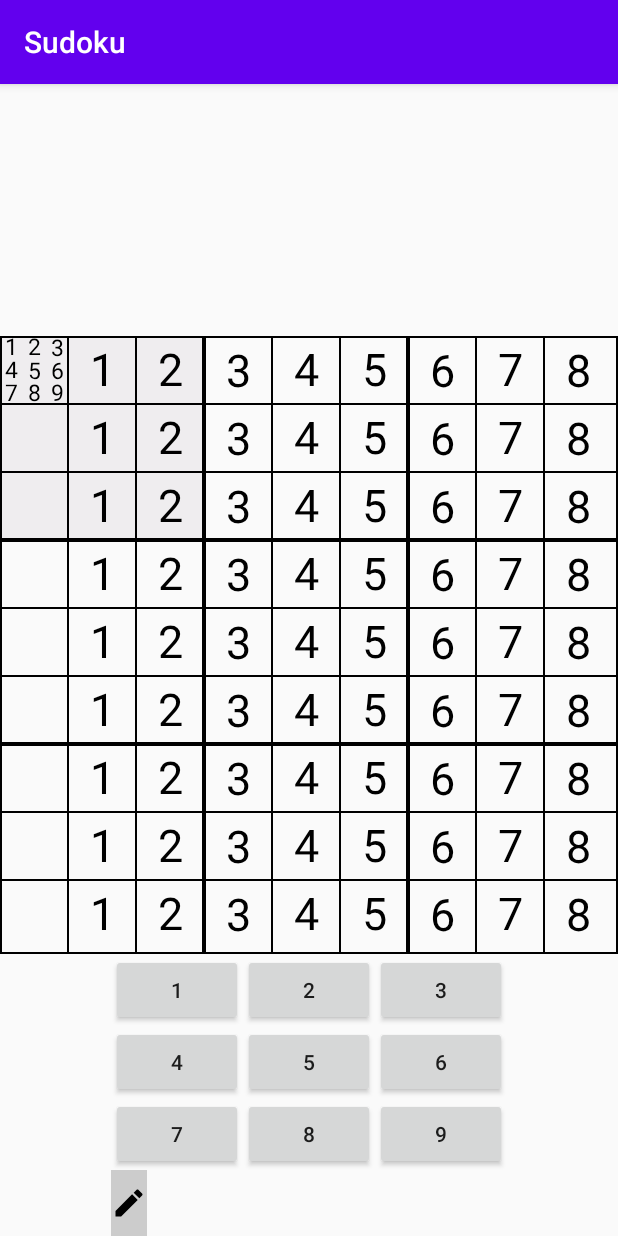
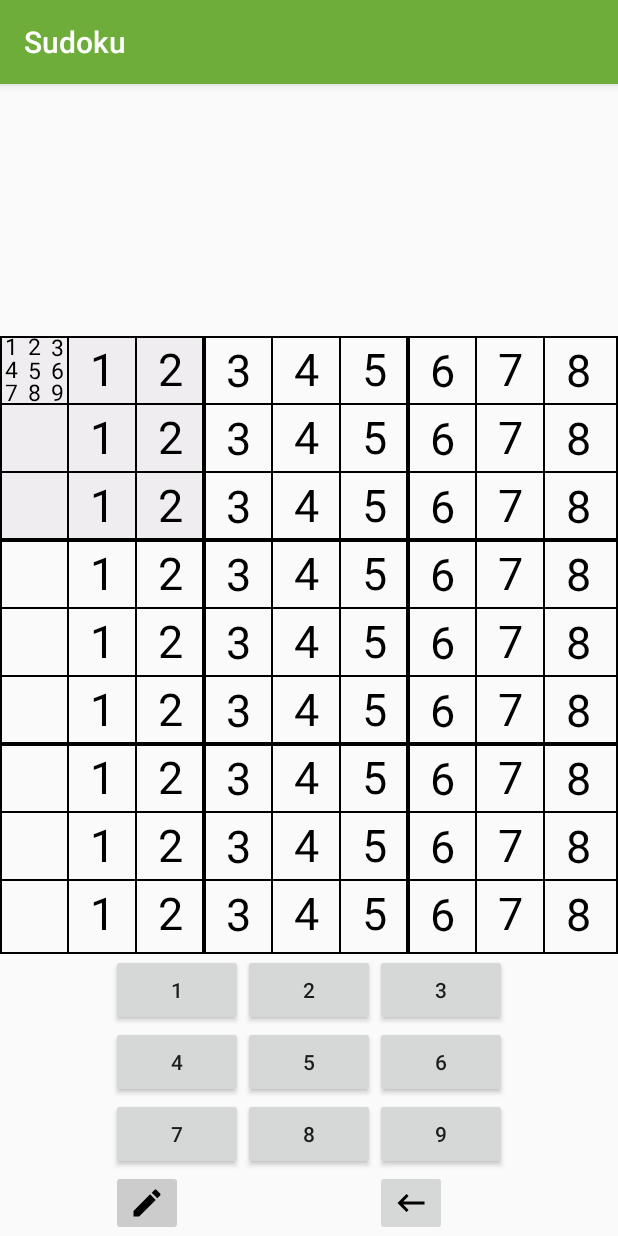
Before and after one commit to Julianna2909/SudokuGame, an Android app: the screen it shows after launch (PlaySudokuActivity), on a phone screen of 412 x 824 dp. Run offline under Robolectric (Android 15) with nearby library versions, the phone set to English and light mode, and no system bars.

Commit message:
add_delete

```diff
--- a/app/src/main/java/com/example/sudoku/game/SudokuGame.kt
+++ b/app/src/main/java/com/example/sudoku/game/SudokuGame.kt
@@ -67,4 +67,15 @@ class SudokuGame {
         }
         highlightedKeysLiveData.postValue(curNotes)
     }
+
+    fun delete() {
+        val cell = board.getCell(selectedRow, selectedCol)
+        if(isTakingNotes) {
+            cell.notes.clear()
+            highlightedKeysLiveData.postValue(setOf())
+        } else {
+            cell.value = 0
+        }
+        cellsLiveData.postValue(board.cells)
+    }
 }
--- a/app/src/main/java/com/example/sudoku/view/PlaySudokuActivity.kt
+++ b/app/src/main/java/com/example/sudoku/view/PlaySudokuActivity.kt
@@ -1,6 +1,7 @@
 package com.example.sudoku.view
 
 import android.graphics.Color
+import android.graphics.PorterDuff
 import android.os.Bundle
 import android.widget.Button
 import androidx.appcompat.app.AppCompatActivity
@@ -38,6 +39,7 @@ class PlaySudokuActivity : AppCompatActivity(), SudokuBoardView.OnTouchListener
         }
 
         notesButton.setOnClickListener { viewModel.sudokuGame.changeNoteTakingState() }
+        deleteButton.setOnClickListener { viewModel.sudokuGame.delete() }
     }
 
     private fun updateCells(cells: List<Cell>?) = cells?.let {
@@ -49,17 +51,14 @@ class PlaySudokuActivity : AppCompatActivity(), SudokuBoardView.OnTouchListener
     }
 
     private fun updateNoteTakingUI(isNoteTaking: Boolean?) = isNoteTaking?.let {
-        if(it) {
-            notesButton.setBackgroundColor(ContextCompat.getColor(this, R.color.colorPrimary))
-        } else {
-            notesButton.setBackgroundColor(Color.LTGRAY)
-        }
+        val color = if (it) ContextCompat.getColor(this, R.color.colorPrimary) else Color.LTGRAY
+        notesButton.background.setColorFilter(color, PorterDuff.Mode.MULTIPLY)
     }
 
     private fun updateHighlightedKeys(set: Set<Int>?) = set?.let {
         numberButtons.forEachIndexed { index, button ->
             val color = if(set.contains(index + 1)) ContextCompat.getColor(this, R.color.colorPrimary) else Color.LTGRAY
-            button.setBackgroundColor(color)
+            button.background.setColorFilter(color, PorterDuff.Mode.MULTIPLY)
         }
     }
 
--- /dev/null
+++ b/app/src/main/res/drawable/delete_black.xml
@@ -0,0 +1,9 @@
+<vector xmlns:android="http://schemas.android.com/apk/res/android"
+        android:width="24dp"
+        android:height="24dp"
+        android:viewportWidth="24.0"
+        android:viewportHeight="24.0">
+    <path
+        android:fillColor="#FF000000"
+        android:pathData="M21,11H6.83l3.58,-3.59L9,6l-6,6 6,6 1.41,-1.41L6.83,13H21z"/>
+</vector>
--- a/app/src/main/res/layout/activity_play_sudoku.xml
+++ b/app/src/main/res/layout/activity_play_sudoku.xml
@@ -103,6 +103,14 @@
             android:layout_row="3"
             android:layout_column="0"
             app:srcCompat="@drawable/edit_pen_black"/>
+
+        <ImageButton
+            android:id="@+id/deleteButton"
+            android:layout_width="wrap_content"
+            android:layout_height="wrap_content"
+            android:layout_row="3"
+            android:layout_column="2"
+            app:srcCompat="@drawable/delete_black"/>
     </GridLayout>
 
 </RelativeLayout>
--- a/app/src/main/res/values/colors.xml
+++ b/app/src/main/res/values/colors.xml
@@ -1,6 +1,6 @@
 <?xml version="1.0" encoding="utf-8"?>
 <resources>
-    <color name="colorPrimary">#6200EE</color>
-    <color name="colorPrimaryDark">#3700B3</color>
-    <color name="colorAccent">#03DAC5</color>
+    <color name="colorPrimary">#6ead3a</color>
+    <color name="colorPrimaryDark">#236416</color>
+    <color name="colorAccent">#793aad</color>
 </resources>
```
